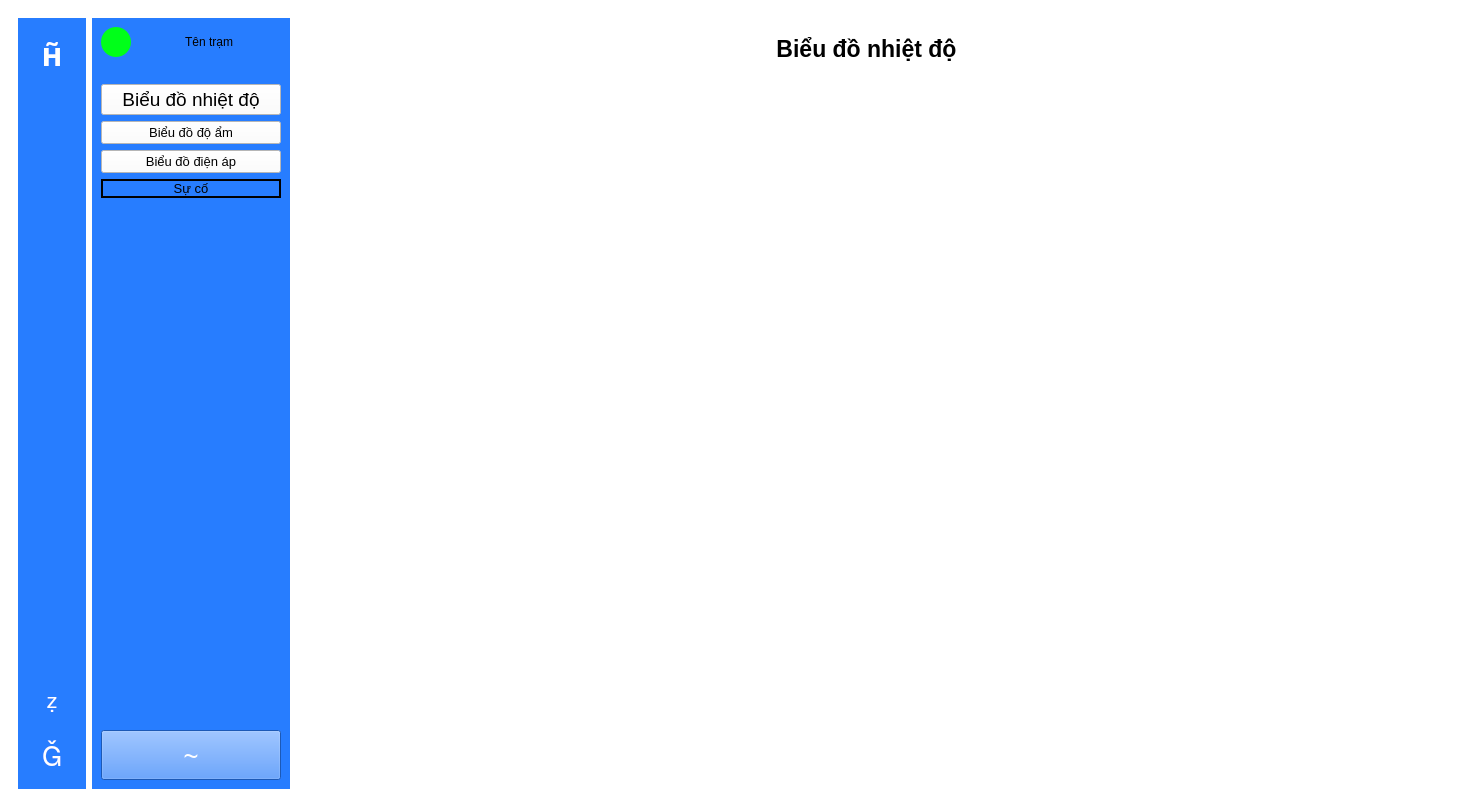
Old version of the form ui designer/main.ui in the repository dangcute99/De-tai-2024.
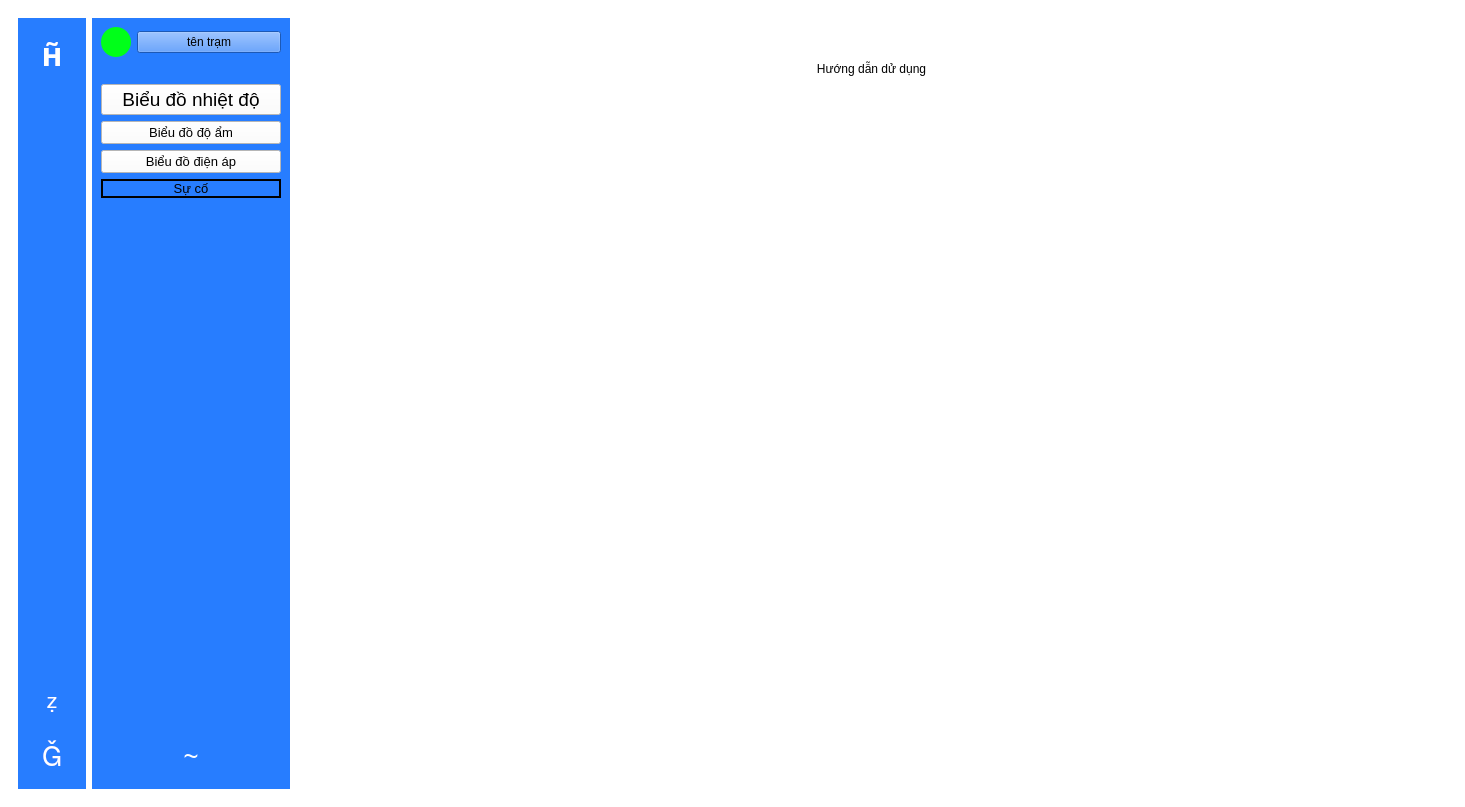
New version of the form. The open tabs and pages were chosen to show the change. Icons and pictures are not drawn.

The edit to the form file:
```diff
--- a/ui designer/main.ui
+++ b/ui designer/main.ui
@@ -1965,12 +1965,9 @@
               </widget>
              </item>
              <item>
-              <widget class="QLabel" name="ten_tram_2">
+              <widget class="QPushButton" name="chung_tram">
                <property name="text">
-                <string>Tên trạm</string>
-               </property>
-               <property name="alignment">
-                <set>Qt::AlignCenter</set>
+                <string>tên trạm</string>
                </property>
               </widget>
              </item>
@@ -2100,7 +2097,7 @@
              </property>
              <property name="styleSheet">
               <string notr="true">color:white;
-bordoer-radius:20px
+border-radius:20px
 
 </string>
              </property>
@@ -2688,6 +2685,30 @@
             </property>
            </widget>
           </widget>
+          <widget class="QWidget" name="in4">
+           <widget class="QLabel" name="HDSD">
+            <property name="geometry">
+             <rect>
+              <x>10</x>
+              <y>20</y>
+              <width>1131</width>
+              <height>61</height>
+             </rect>
+            </property>
+            <property name="sizePolicy">
+             <sizepolicy hsizetype="Expanding" vsizetype="Expanding">
+              <horstretch>0</horstretch>
+              <verstretch>0</verstretch>
+             </sizepolicy>
+            </property>
+            <property name="text">
+             <string>Hướng dẫn dử dụng</string>
+            </property>
+            <property name="alignment">
+             <set>Qt::AlignCenter</set>
+            </property>
+           </widget>
+          </widget>
          </widget>
         </item>
        </layout>
```
Left out of the diff: 8 changed lines with no effect on the pictures.
